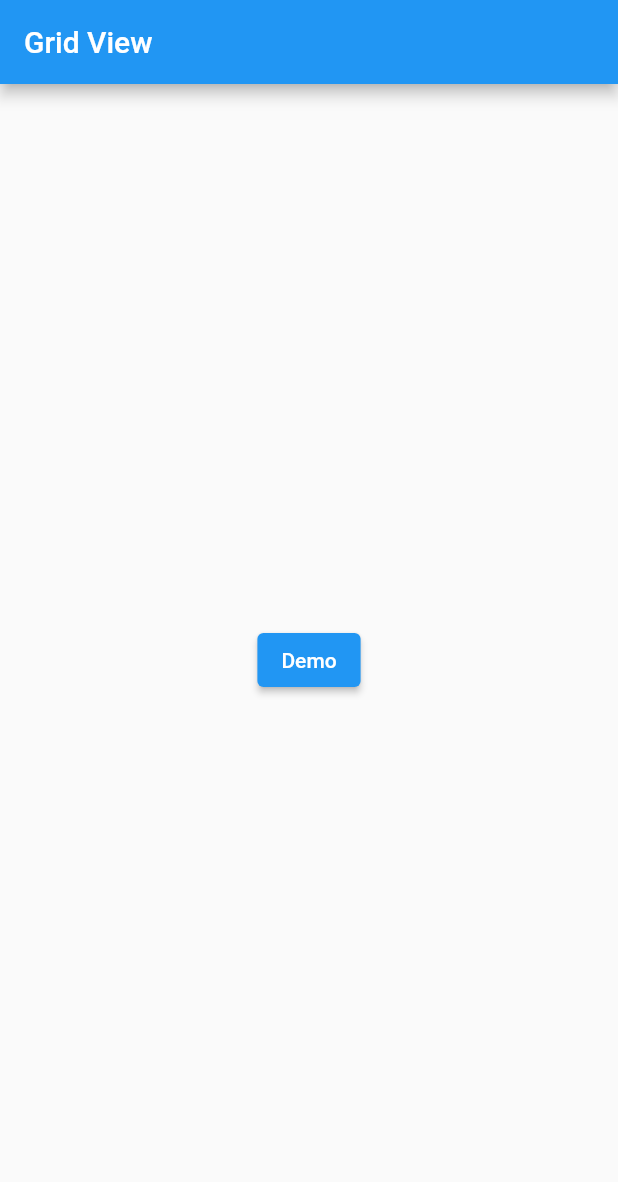
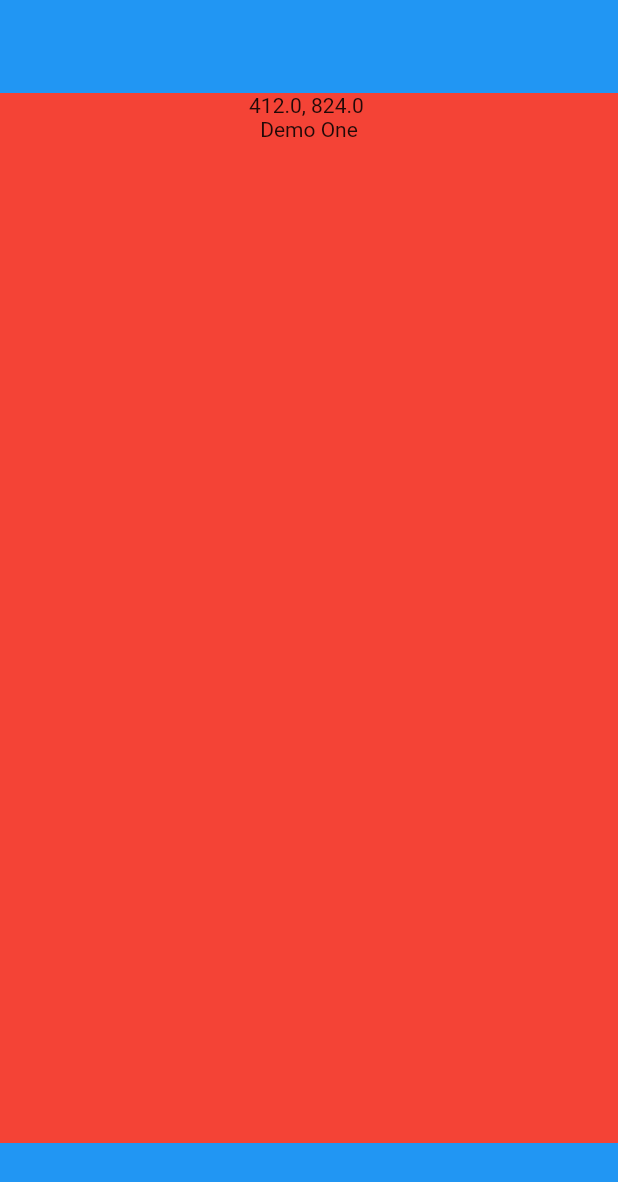
Before and after one commit to zubairbhuian/flutter_practice, a Flutter app: the screen it shows after launch, on a phone screen of 412 x 824 dp. Shown: the top 1182 px of the screen. Run offline on Flutter 3.47's test engine with Material 2 defaults, Android fonts, the light colour scheme and no system bars.

Commit message:
11.6.22.1

```diff
--- a/lib/main.dart
+++ b/lib/main.dart
@@ -31,12 +31,31 @@ class MyHomePage extends StatefulWidget {
 class _MyHomePageState extends State<MyHomePage> {
   @override
   Widget build(BuildContext context) {
+    double screenWith = MediaQuery.of(context).size.width;
+    double screenHight = MediaQuery.of(context).size.height;
+
     return Scaffold(
-        appBar: AppBar(
-          title: const Text('Grid View'),
-        ),
-        body: Center(
-            child:
-                ElevatedButton(child: const Text('Demo'), onPressed: () {})));
+        body: Container(
+      color: Colors.blue,
+      height: double.maxFinite,
+      child: Column(
+        mainAxisAlignment: MainAxisAlignment.center,
+        children: [
+          Flexible(
+            child: Container(
+              width: double.maxFinite,
+              height: 700,
+              color: Colors.red,
+              child: Column(
+                children: [
+                  Text("$screenWith, $screenHight "),
+                  const Text('Demo One'),
+                ],
+              ),
+            )
+          ),
+        ],
+      ),
+    ));
   }
 }
```
